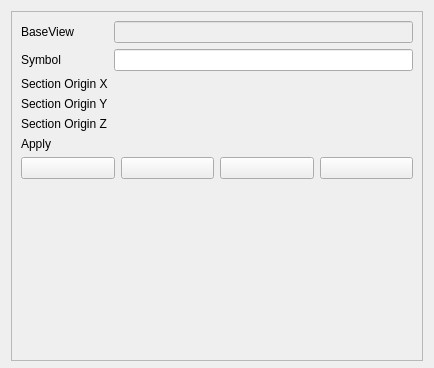
Above: src/Mod/TechDraw/Gui/TaskSectionView.ui from berndhahnebach/All_FreeCAD before the change. Below: the same form after it.
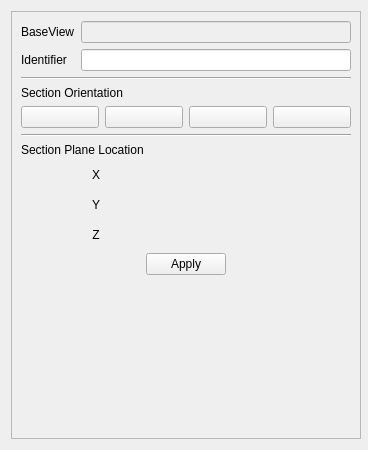
That is the form after the change. Icons and pictures are not drawn. Custom widgets are drawn as their Qt base class.

Commit message: [TD]Section UI changes

What changed in the file:
```diff
--- a/src/Mod/TechDraw/Gui/TaskSectionView.ui
+++ b/src/Mod/TechDraw/Gui/TaskSectionView.ui
@@ -6,8 +6,8 @@
    <rect>
     <x>0</x>
     <y>0</y>
-    <width>434</width>
-    <height>368</height>
+    <width>368</width>
+    <height>450</height>
    </rect>
   </property>
   <property name="sizePolicy">
@@ -19,7 +19,7 @@
   <property name="minimumSize">
    <size>
     <width>250</width>
-    <height>300</height>
+    <height>450</height>
    </size>
   </property>
   <property name="windowTitle">
@@ -37,7 +37,7 @@
      <property name="minimumSize">
       <size>
        <width>350</width>
-       <height>350</height>
+       <height>400</height>
       </size>
      </property>
      <property name="frameShape">
@@ -49,6 +49,9 @@
      <layout class="QVBoxLayout" name="verticalLayout">
       <item>
        <layout class="QFormLayout" name="formLayout_2">
+        <property name="fieldGrowthPolicy">
+         <enum>QFormLayout::AllNonFixedFieldsGrow</enum>
+        </property>
         <item row="1" column="0">
          <widget class="QLabel" name="label_7">
           <property name="text">
@@ -66,7 +69,7 @@
         <item row="2" column="0">
          <widget class="QLabel" name="label_2">
           <property name="text">
-           <string>Symbol</string>
+           <string>Identifier</string>
           </property>
          </widget>
         </item>
@@ -77,62 +80,25 @@
           </property>
          </widget>
         </item>
-        <item row="3" column="0">
-         <widget class="QLabel" name="label">
-          <property name="text">
-           <string>Section Origin X</string>
-          </property>
-         </widget>
-        </item>
-        <item row="3" column="1">
-         <widget class="Gui::QuantitySpinBox" name="sbOrgX">
-          <property name="toolTip">
-           <string>&lt;html&gt;&lt;head/&gt;&lt;body&gt;&lt;p&gt;Location of section plane in 3D coordinates&lt;/p&gt;&lt;/body&gt;&lt;/html&gt;</string>
-          </property>
-          <property name="unit" stdset="0">
-           <string notr="true"/>
-          </property>
-         </widget>
-        </item>
-        <item row="4" column="0">
-         <widget class="QLabel" name="label_4">
-          <property name="text">
-           <string>Section Origin Y</string>
-          </property>
-         </widget>
-        </item>
-        <item row="4" column="1">
-         <widget class="Gui::QuantitySpinBox" name="sbOrgY">
-          <property name="toolTip">
-           <string>&lt;html&gt;&lt;head/&gt;&lt;body&gt;&lt;p&gt;Location of section plane in 3D coordinates&lt;/p&gt;&lt;/body&gt;&lt;/html&gt;</string>
-          </property>
-          <property name="unit" stdset="0">
-           <string notr="true"/>
-          </property>
-         </widget>
-        </item>
-        <item row="5" column="0">
-         <widget class="QLabel" name="label_5">
-          <property name="text">
-           <string>Section Origin Z</string>
-          </property>
-         </widget>
-        </item>
-        <item row="5" column="1">
-         <widget class="Gui::QuantitySpinBox" name="sbOrgZ">
-          <property name="toolTip">
-           <string>&lt;html&gt;&lt;head/&gt;&lt;body&gt;&lt;p&gt;Location of section plane in 3D coordinates&lt;/p&gt;&lt;/body&gt;&lt;/html&gt;</string>
-          </property>
-          <property name="unit" stdset="0">
-           <string notr="true"/>
-          </property>
-         </widget>
-        </item>
        </layout>
       </item>
+      <item>
+       <widget class="Line" name="line">
+        <property name="orientation">
+         <enum>Qt::Horizontal</enum>
+        </property>
+       </widget>
+      </item>
+      <item>
+       <widget class="QLabel" name="label_4">
+        <property name="text">
+         <string>Section Orientation</string>
+        </property>
+       </widget>
+      </item>
       <item>
        <layout class="QGridLayout" name="gridLayout_3">
-        <item row="1" column="3">
+        <item row="0" column="3">
          <widget class="QPushButton" name="pbRight">
           <property name="toolTip">
            <string>Looking right</string>
@@ -156,7 +122,7 @@
           </property>
          </widget>
         </item>
-        <item row="1" column="0">
+        <item row="0" column="0">
          <widget class="QPushButton" name="pbUp">
           <property name="toolTip">
            <string>Looking up</string>
@@ -186,7 +152,7 @@
           </property>
          </widget>
         </item>
-        <item row="1" column="2">
+        <item row="0" column="2">
          <widget class="QPushButton" name="pbLeft">
           <property name="toolTip">
            <string>Looking left</string>
@@ -210,7 +176,7 @@
           </property>
          </widget>
         </item>
-        <item row="1" column="1">
+        <item row="0" column="1">
          <widget class="QPushButton" name="pbDown">
           <property name="toolTip">
            <string>Looking down</string>
@@ -234,19 +200,199 @@
           </property>
          </widget>
         </item>
+       </layout>
+      </item>
+      <item>
+       <widget class="Line" name="line_2">
+        <property name="orientation">
+         <enum>Qt::Horizontal</enum>
+        </property>
+       </widget>
+      </item>
+      <item>
+       <widget class="QLabel" name="label_3">
+        <property name="text">
+         <string>Section Plane Location</string>
+        </property>
+        <property name="alignment">
+         <set>Qt::AlignLeading|Qt::AlignLeft|Qt::AlignVCenter</set>
+        </property>
+       </widget>
+      </item>
+      <item>
+       <layout class="QFormLayout" name="formLayout">
+        <property name="fieldGrowthPolicy">
+         <enum>QFormLayout::AllNonFixedFieldsGrow</enum>
+        </property>
         <item row="0" column="0">
-         <widget class="QLabel" name="label_9">
-          <property name="font">
-           <font>
-            <weight>50</weight>
-            <bold>false</bold>
-           </font>
+         <widget class="QLabel" name="label_10">
+          <property name="sizePolicy">
+           <sizepolicy hsizetype="Minimum" vsizetype="Preferred">
+            <horstretch>0</horstretch>
+            <verstretch>0</verstretch>
+           </sizepolicy>
           </property>
+          <property name="minimumSize">
+           <size>
+            <width>150</width>
+            <height>0</height>
+           </size>
+          </property>
+          <property name="text">
+           <string>X</string>
+          </property>
+          <property name="alignment">
+           <set>Qt::AlignCenter</set>
+          </property>
+         </widget>
+        </item>
+        <item row="0" column="1">
+         <widget class="Gui::QuantitySpinBox" name="sbOrgX">
+          <property name="sizePolicy">
+           <sizepolicy hsizetype="MinimumExpanding" vsizetype="Fixed">
+            <horstretch>0</horstretch>
+            <verstretch>0</verstretch>
+           </sizepolicy>
+          </property>
+          <property name="minimumSize">
+           <size>
+            <width>150</width>
+            <height>24</height>
+           </size>
+          </property>
+          <property name="toolTip">
+           <string>&lt;html&gt;&lt;head/&gt;&lt;body&gt;&lt;p&gt;Location of section plane in 3D coordinates&lt;/p&gt;&lt;/body&gt;&lt;/html&gt;</string>
+          </property>
+          <property name="unit" stdset="0">
+           <string notr="true"/>
+          </property>
+         </widget>
+        </item>
+        <item row="1" column="0">
+         <widget class="QLabel" name="label_11">
+          <property name="sizePolicy">
+           <sizepolicy hsizetype="Minimum" vsizetype="Preferred">
+            <horstretch>0</horstretch>
+            <verstretch>0</verstretch>
+           </sizepolicy>
+          </property>
+          <property name="minimumSize">
+           <size>
+            <width>150</width>
+            <height>0</height>
+           </size>
+          </property>
+          <property name="text">
+           <string>Y</string>
+          </property>
+          <property name="alignment">
+           <set>Qt::AlignCenter</set>
+          </property>
+         </widget>
+        </item>
+        <item row="1" column="1">
+         <widget class="Gui::QuantitySpinBox" name="sbOrgY">
+          <property name="sizePolicy">
+           <sizepolicy hsizetype="MinimumExpanding" vsizetype="Fixed">
+            <horstretch>0</horstretch>
+            <verstretch>0</verstretch>
+           </sizepolicy>
+          </property>
+          <property name="minimumSize">
+           <size>
+            <width>150</width>
+            <height>24</height>
+           </size>
+          </property>
+          <property name="toolTip">
+           <string>&lt;html&gt;&lt;head/&gt;&lt;body&gt;&lt;p&gt;Location of section plane in 3D coordinates&lt;/p&gt;&lt;/body&gt;&lt;/html&gt;</string>
+          </property>
+          <property name="unit" stdset="0">
+           <string notr="true"/>
+          </property>
+         </widget>
+        </item>
+        <item row="2" column="0">
+         <widget class="QLabel" name="label_12">
+          <property name="sizePolicy">
+           <sizepolicy hsizetype="Minimum" vsizetype="Preferred">
+            <horstretch>0</horstretch>
+            <verstretch>0</verstretch>
+           </sizepolicy>
+          </property>
+          <property name="minimumSize">
+           <size>
+            <width>150</width>
+            <height>0</height>
+           </size>
+          </property>
+          <property name="text">
+           <string>Z</string>
+          </property>
+          <property name="alignment">
+           <set>Qt::AlignCenter</set>
+          </property>
+         </widget>
+        </item>
+        <item row="2" column="1">
+         <widget class="Gui::QuantitySpinBox" name="sbOrgZ">
+          <property name="sizePolicy">
+           <sizepolicy hsizetype="MinimumExpanding" vsizetype="Fixed">
+            <horstretch>0</horstretch>
+            <verstretch>0</verstretch>
+           </sizepolicy>
+          </property>
+          <property name="minimumSize">
+           <size>
+            <width>150</width>
+            <height>24</height>
+           </size>
+          </property>
+          <property name="toolTip">
+           <string>&lt;html&gt;&lt;head/&gt;&lt;body&gt;&lt;p&gt;Location of section plane in 3D coordinates&lt;/p&gt;&lt;/body&gt;&lt;/html&gt;</string>
+          </property>
+          <property name="unit" stdset="0">
+           <string notr="true"/>
+          </property>
+         </widget>
+        </item>
+       </layout>
+      </item>
+      <item>
+       <layout class="QGridLayout" name="gridLayout">
+        <item row="0" column="1">
+         <widget class="QPushButton" name="pbApply">
           <property name="text">
            <string>Apply</string>
           </property>
          </widget>
         </item>
+        <item row="0" column="0">
+         <spacer name="horizontalSpacer">
+          <property name="orientation">
+           <enum>Qt::Horizontal</enum>
+          </property>
+          <property name="sizeHint" stdset="0">
+           <size>
+            <width>40</width>
+            <height>20</height>
+           </size>
+          </property>
+         </spacer>
+        </item>
+        <item row="0" column="2">
+         <spacer name="horizontalSpacer_2">
+          <property name="orientation">
+           <enum>Qt::Horizontal</enum>
+          </property>
+          <property name="sizeHint" stdset="0">
+           <size>
+            <width>40</width>
+            <height>20</height>
+           </size>
+          </property>
+         </spacer>
+        </item>
        </layout>
       </item>
       <item>
```
The commit also changes 5 other files.
